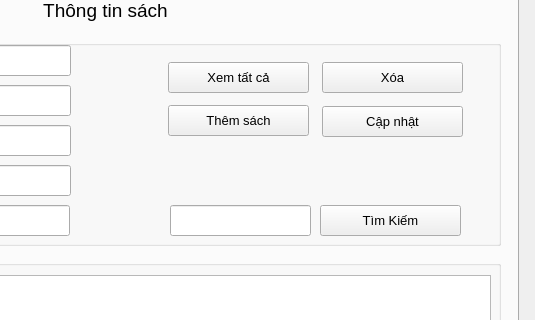
trunghieu2803/QuanLyThuVien, file chucnang.ui: the form before one commit; both pictures show x 472 to 1007 and y 116 to 436 of the 1007 by 722 pixel window.
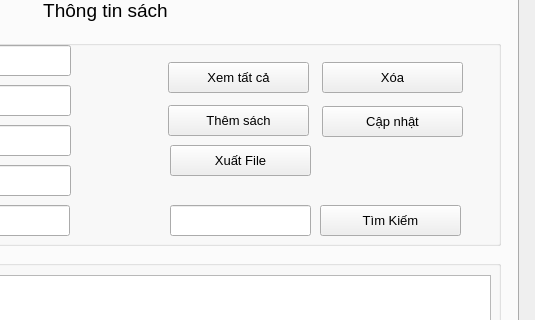
The form after the commit. The open tabs and pages were chosen to show the change. Icons and pictures are not drawn.

```diff
--- a/chucnang.ui
+++ b/chucnang.ui
@@ -813,6 +813,19 @@
          </font>
         </property>
        </widget>
+       <widget class="QPushButton" name="btnXuatFile">
+        <property name="geometry">
+         <rect>
+          <x>460</x>
+          <y>120</y>
+          <width>141</width>
+          <height>31</height>
+         </rect>
+        </property>
+        <property name="text">
+         <string>Xuất File</string>
+        </property>
+       </widget>
       </widget>
       <widget class="QLabel" name="label_3">
        <property name="geometry">
```
Left out of the diff: 15 changed lines with no effect on the pictures.
